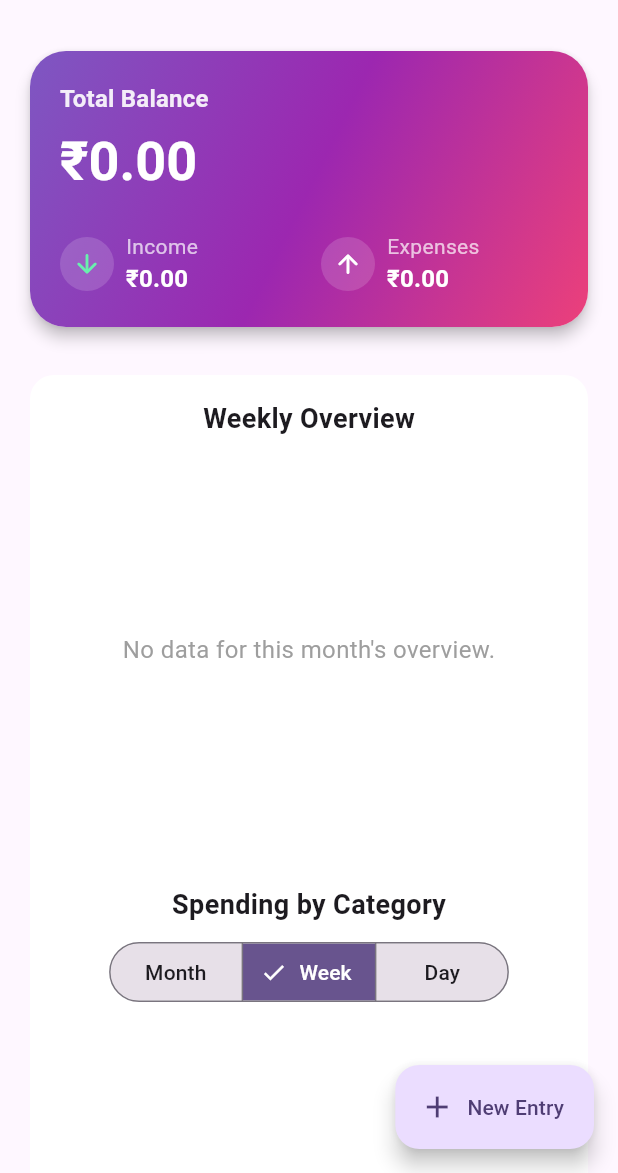
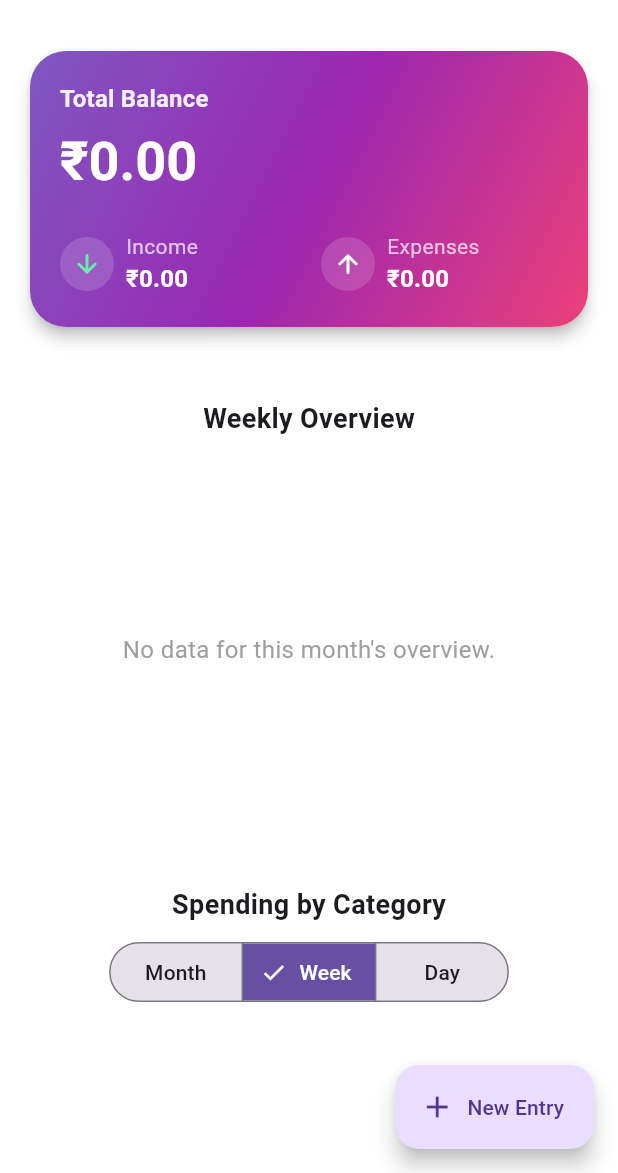
Before and after one commit to aruntr369/Personal-Expense-Tracker-App, a Flutter app: the screen it shows after launch, after a tap on "Week", on a phone screen of 412 x 824 dp, the part 63-1236 px from its top. Run offline on Flutter 3.47's test engine with Material 3 defaults, Android fonts, the light colour scheme and no system bars; our stand-ins replace auto_route, equatable, fl_chart, flutter_bloc, get_it, hive and 2 more; accounts and stored records are empty.

Commit message:
name, icon and theme

```diff
--- /dev/null
+++ b/lib/core/styles/app_colors.dart
@@ -0,0 +1,54 @@
+import 'dart:math';
+
+import 'package:flutter/material.dart';
+
+abstract class Palette {
+  static const Color primary = Colors.deepPurple;
+  static const Color secondary = Color(0xFFFF6B00);
+  static const Color scaffoldBackgroundColor = Color(0xFFFFFFFF);
+  static const Color grey = Color(0xFFE4E4E7);
+  static const Color white = Color(0xFFFFFFFF);
+  static const Color black = Color(0xFF000000);
+  static const Color red = Color(0xffFF5555);
+}
+
+MaterialColor generateMaterialColor(Color color) {
+  return MaterialColor(color.value, {
+    50: tintColor(color, 0.9),
+    100: tintColor(color, 0.8),
+    200: tintColor(color, 0.6),
+    300: tintColor(color, 0.4),
+    400: tintColor(color, 0.2),
+    500: color,
+    600: shadeColor(color, 0.1),
+    700: shadeColor(color, 0.2),
+    800: shadeColor(color, 0.3),
+    900: shadeColor(color, 0.4),
+  });
+}
+
+int tintValue(int value, double factor) {
+  return max(0, min((value + ((255 - value) * factor)).round(), 255));
+}
+
+Color tintColor(Color color, double factor) {
+  return Color.fromRGBO(
+    tintValue(color.red, factor),
+    tintValue(color.green, factor),
+    tintValue(color.blue, factor),
+    1,
+  );
+}
+
+int shadeValue(int value, double factor) {
+  return max(0, min(value - (value * factor).round(), 255));
+}
+
+Color shadeColor(Color color, double factor) {
+  return Color.fromRGBO(
+    shadeValue(color.red, factor),
+    shadeValue(color.green, factor),
+    shadeValue(color.blue, factor),
+    1,
+  );
+}
--- /dev/null
+++ b/lib/core/styles/app_theme.dart
@@ -0,0 +1,20 @@
+import 'package:flutter/material.dart';
+import 'package:flutter/services.dart';
+
+import 'app_colors.dart';
+
+class AppTheme {
+  static final ThemeData _lightTheme = ThemeData(
+    useMaterial3: true,
+    appBarTheme: const AppBarTheme(
+      color: Palette.white,
+      elevation: 0,
+      systemOverlayStyle: SystemUiOverlayStyle.light,
+    ),
+    primarySwatch: generateMaterialColor(Palette.primary),
+    scaffoldBackgroundColor: Palette.scaffoldBackgroundColor,
+  );
+  static ThemeData get theme {
+    return _lightTheme;
+  }
+}
--- /dev/null
+++ b/lib/core/utils/constants/assets.gen.dart
@@ -0,0 +1,108 @@
+/// GENERATED CODE - DO NOT MODIFY BY HAND
+/// *****************************************************
+///  FlutterGen
+/// *****************************************************
+
+// coverage:ignore-file
+// ignore_for_file: type=lint
+// ignore_for_file: directives_ordering,unnecessary_import,implicit_dynamic_list_literal,deprecated_member_use
+
+import 'package:flutter/widgets.dart';
+
+class $AssetsImagesGen {
+  const $AssetsImagesGen();
+
+  /// File path: assets/images/app_icon.png
+  AssetGenImage get appIcon =>
+      const AssetGenImage('assets/images/app_icon.png');
+
+  /// List of all assets
+  List<AssetGenImage> get values => [appIcon];
+}
+
+class Assets {
+  const Assets._();
+
+  static const $AssetsImagesGen images = $AssetsImagesGen();
+}
+
+class AssetGenImage {
+  const AssetGenImage(
+    this._assetName, {
+    this.size,
+    this.flavors = const {},
+  });
+
+  final String _assetName;
+
+  final Size? size;
+  final Set<String> flavors;
+
+  Image image({
+    Key? key,
+    AssetBundle? bundle,
+    ImageFrameBuilder? frameBuilder,
+    ImageErrorWidgetBuilder? errorBuilder,
+    String? semanticLabel,
+    bool excludeFromSemantics = false,
+    double? scale,
+    double? width,
+    double? height,
+    Color? color,
+    Animation<double>? opacity,
+    BlendMode? colorBlendMode,
+    BoxFit? fit,
+    AlignmentGeometry alignment = Alignment.center,
+    ImageRepeat repeat = ImageRepeat.noRepeat,
+    Rect? centerSlice,
+    bool matchTextDirection = false,
+    bool gaplessPlayback = true,
+    bool isAntiAlias = false,
+    String? package,
+    FilterQuality filterQuality = FilterQuality.medium,
+    int? cacheWidth,
+    int? cacheHeight,
+  }) {
+    return Image.asset(
+      _assetName,
+      key: key,
+      bundle: bundle,
+      frameBuilder: frameBuilder,
+      errorBuilder: errorBuilder,
+      semanticLabel: semanticLabel,
+      excludeFromSemantics: excludeFromSemantics,
+      scale: scale,
+      width: width,
+      height: height,
+      color: color,
+      opacity: opacity,
+      colorBlendMode: colorBlendMode,
+      fit: fit,
+      alignment: alignment,
+      repeat: repeat,
+      centerSlice: centerSlice,
+      matchTextDirection: matchTextDirection,
+      gaplessPlayback: gaplessPlayback,
+      isAntiAlias: isAntiAlias,
+      package: package,
+      filterQuality: filterQuality,
+      cacheWidth: cacheWidth,
+      cacheHeight: cacheHeight,
+    );
+  }
+
+  ImageProvider provider({
+    AssetBundle? bundle,
+    String? package,
+  }) {
+    return AssetImage(
+      _assetName,
+      bundle: bundle,
+      package: package,
+    );
+  }
+
+  String get path => _assetName;
+
+  String get keyName => _assetName;
+}
--- a/lib/main.dart
+++ b/lib/main.dart
@@ -2,6 +2,7 @@ import 'package:flutter/material.dart';
 import 'package:hive_flutter/hive_flutter.dart';
 
 import 'core/injections/dependency_injections.dart';
+import 'core/styles/app_theme.dart';
 import 'data/models/category_limit_model.dart';
 import 'data/models/expense_entry_model.dart';
 import 'data/models/income_entry_model.dart';
@@ -24,11 +25,8 @@ class MyApp extends StatelessWidget {
   @override
   Widget build(BuildContext context) {
     return MaterialApp.router(
-      title: 'Personal Finance App',
-      theme: ThemeData(
-        colorScheme: ColorScheme.fromSeed(seedColor: Colors.deepPurple),
-        useMaterial3: true,
-      ),
+      title: 'FinFlow',
+      theme: AppTheme.theme,
       routerConfig: appRouter.config(),
     );
   }
--- a/lib/presentation/pages/splash/splash.dart
+++ b/lib/presentation/pages/splash/splash.dart
@@ -2,6 +2,7 @@ import 'package:auto_route/auto_route.dart';
 import 'package:flutter/material.dart';
 
 import '../../../../core/routes/app_router.gr.dart';
+import '../../../core/utils/constants/assets.gen.dart';
 
 @RoutePage()
 class Splash extends StatefulWidget {
@@ -25,8 +26,7 @@ class _SplashState extends State<Splash> {
   @override
   Widget build(BuildContext context) {
     return Scaffold(
-      // body: Center(child: SvgPicture.asset(Assets.images.svg.splashLogo)),
-      body: Center(child: Text("Todo")),
+      body: Center(child: Assets.images.appIcon.image(width: 130)),
     );
   }
 }
```
Also changed, not shown: pubspec.yaml (+6 -37 lines), assets/images/app_icon.png (added), pubspec.lock, 60 other files.
